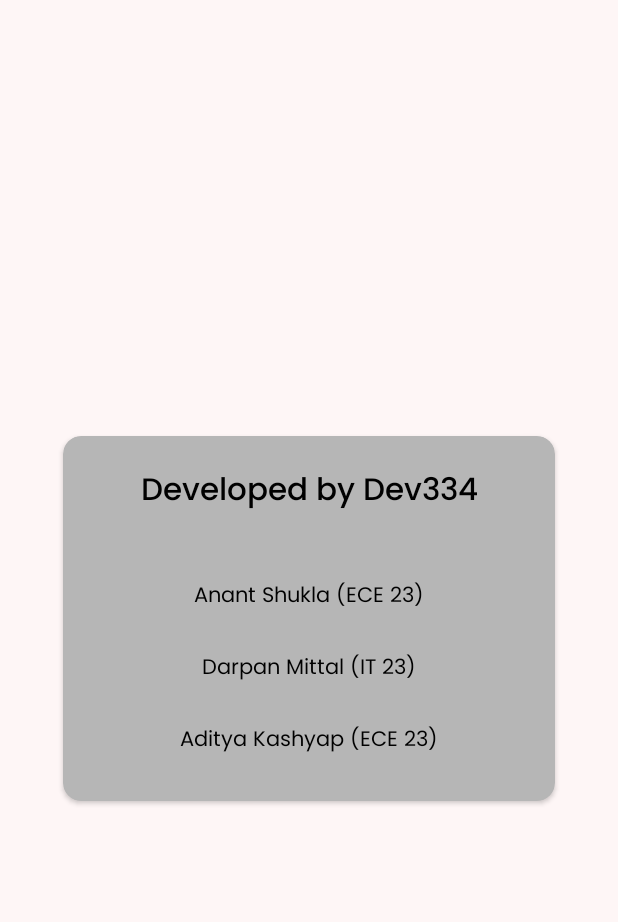
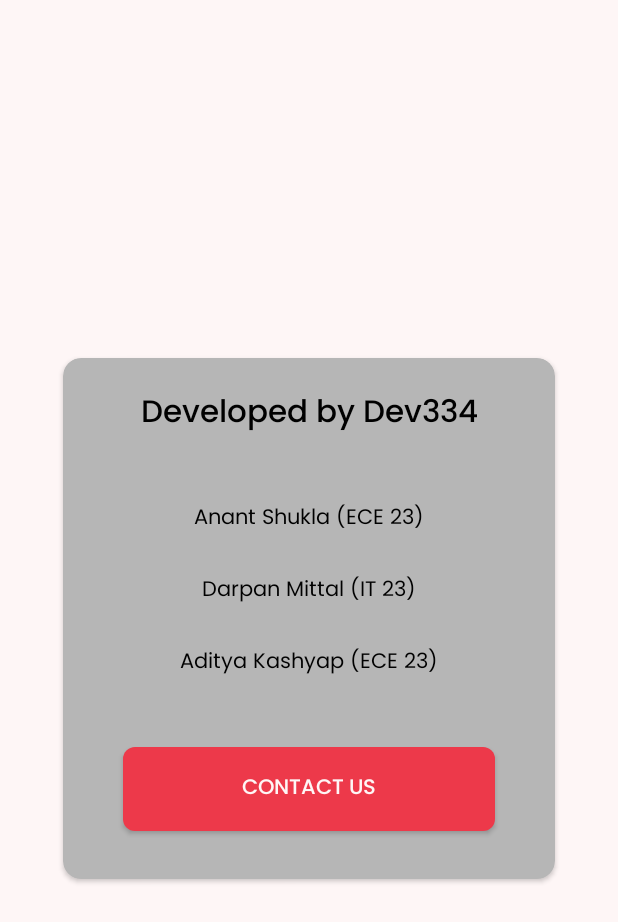
Before and after one commit to 334Dev/LiteLo, an Android app: the layout contact_us_dailog.xml on its own in the app's theme, with its tools: preview values and no code run, on a phone screen of 412 x 824 dp. Shown: the top 922 px of the screen. Run offline under Robolectric (Android 15) with nearby library versions, the phone set to English and light mode, and no system bars.

Commit message:
UI correction and contact us added

```diff
--- a/app/src/main/res/layout/activity_branch.xml
+++ b/app/src/main/res/layout/activity_branch.xml
@@ -28,7 +28,7 @@
         android:layout_marginTop="10dp"
         android:layout_marginEnd="16dp"
         android:fontFamily="@font/poppinsmedium"
-        android:text="Is computer science the only good branch left in India considering there are hardly any core companies in India and most of the core branch people are getting IT jobs"
+        android:text="Annual Tech fest of MNNIT "
         android:textColor="@color/Text"
         android:textSize="16sp"
         app:layout_constraintEnd_toEndOf="parent"
--- a/app/src/main/res/layout/branch_card.xml
+++ b/app/src/main/res/layout/branch_card.xml
@@ -20,7 +20,7 @@
             android:id="@+id/branchCard_logo"
             android:layout_width="72dp"
             android:layout_height="72dp"
-            android:background="@drawable/gradient_box_filled"
+            android:background="@drawable/gradient_red"
             android:padding="12dp"
             android:layout_gravity="center"
             app:srcCompat="@drawable/ic_avishkar_triangle" />
--- a/app/src/main/res/layout/contact_us_dailog.xml
+++ b/app/src/main/res/layout/contact_us_dailog.xml
@@ -72,6 +72,25 @@
                 android:textColorLink="@color/Text"
                 android:textSize="14sp" />
 
+            <androidx.appcompat.widget.AppCompatButton
+                android:id="@+id/contact_btn"
+                android:layout_width="match_parent"
+                android:layout_height="wrap_content"
+                android:layout_marginStart="24dp"
+                android:layout_marginTop="32dp"
+                android:layout_marginEnd="24dp"
+                android:layout_marginBottom="16dp"
+                android:layout_weight="1"
+                android:alpha="1"
+                android:background="@drawable/secondary_filled_box"
+                android:fontFamily="@font/poppinsmedium"
+                android:gravity="center"
+                android:paddingTop="16dp"
+                android:paddingBottom="16dp"
+                android:text="Contact Us"
+                android:textColor="@color/White"
+                android:textSize="14sp" />
+
         </LinearLayout>
     </androidx.cardview.widget.CardView>
 </androidx.constraintlayout.widget.ConstraintLayout>
--- a/app/src/main/res/values/colors.xml
+++ b/app/src/main/res/values/colors.xml
@@ -7,5 +7,5 @@
     <color name="Grey">#B6B6B6</color>
     <color name="White">#FEF6F6</color>
     <color name="Text">#000000</color>
-    <color name="darkRed">#2F0408</color>
+    <color name="darkRed">#F37B86</color>
 </resources>
```
Also changed, not shown: app/src/main/java/com/dev334/litelo/UI/settings/SettingsFragment.java (+13 -0 lines), app/src/main/res/drawable/gradient_red.xml (added, +13 -0 lines).
